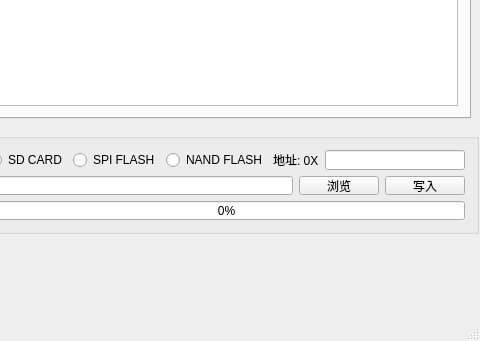
This is mainwindow.ui in zpzyf/DeviceManager as Qt 5 draws it before an edit; both pictures show x 320 to 800 and y 285 to 626 of the 800 by 626 pixel window. The edited form follows.
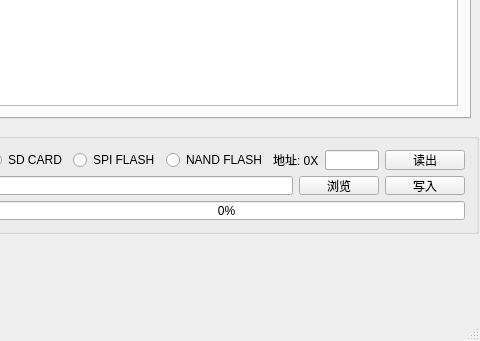
This is the edited form. Icons and pictures are not drawn.

Commit message:
添加读出按钮
定义未实现

```diff
--- a/mainwindow.ui
+++ b/mainwindow.ui
@@ -185,7 +185,24 @@
         </widget>
        </item>
        <item>
-        <widget class="QLineEdit" name="editAddress"/>
+        <widget class="QLineEdit" name="editAddress">
+         <property name="enabled">
+          <bool>true</bool>
+         </property>
+         <property name="sizePolicy">
+          <sizepolicy hsizetype="Maximum" vsizetype="Fixed">
+           <horstretch>8</horstretch>
+           <verstretch>0</verstretch>
+          </sizepolicy>
+         </property>
+        </widget>
+       </item>
+       <item>
+        <widget class="QPushButton" name="btnSaveToFile">
+         <property name="text">
+          <string>读出</string>
+         </property>
+        </widget>
        </item>
       </layout>
      </item>
```
